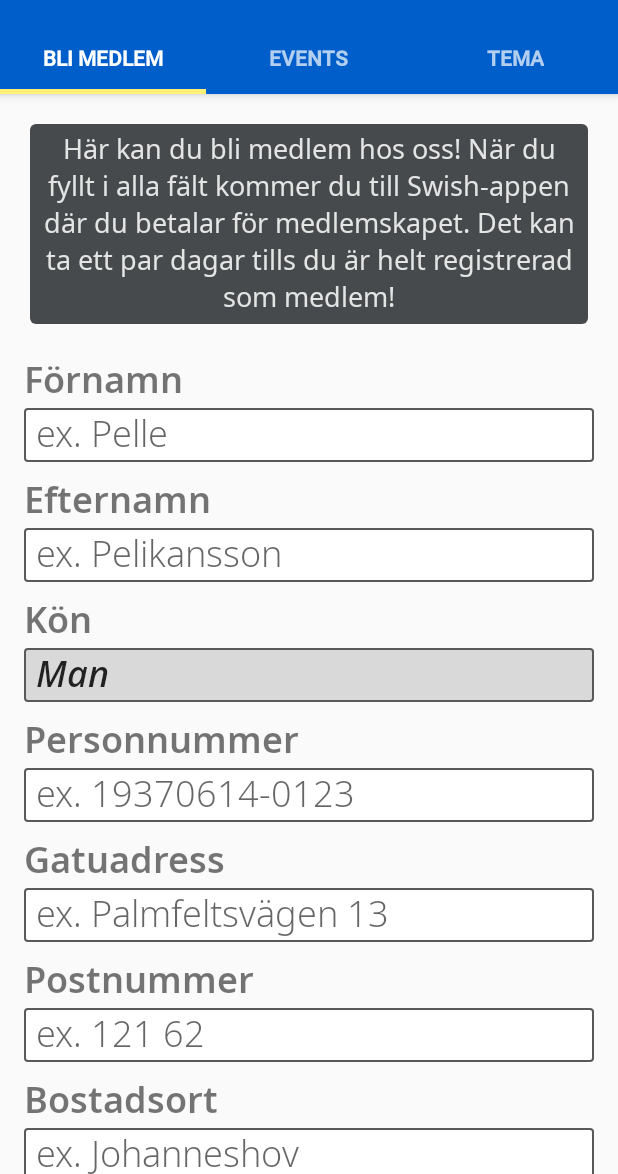
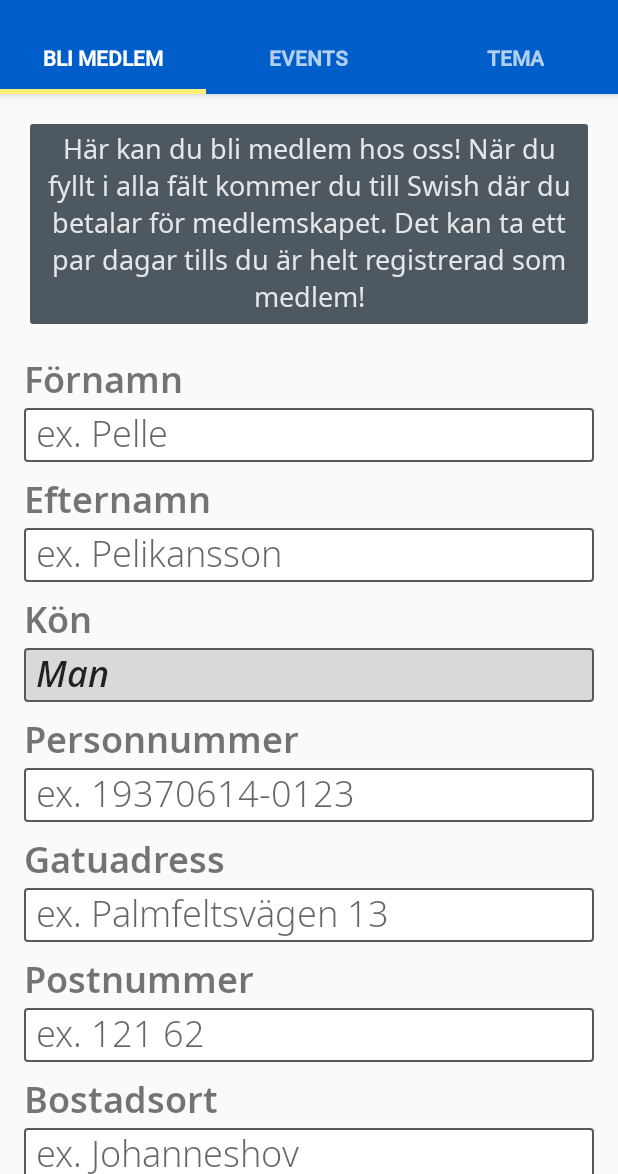
Before and after one commit to Dohmanlechx/SDUR-1.0, an Android app: the screen it shows after launch (MainActivity), after a tap on "Bakgrundsbild", on a phone screen of 412 x 824 dp, the part 62-1236 px from its top. Run offline under Robolectric (Android 15) with nearby library versions, the phone set to English and light mode, and no system bars; our stand-ins replace Firebase (no records; nobody signed in at launch, a user with empty details on screens opened directly); 3 statements that could not run were skipped.

Commit message:
Small fixes

```diff
--- a/app/src/main/java/com/dohman/sdur/MainActivity.java
+++ b/app/src/main/java/com/dohman/sdur/MainActivity.java
@@ -4,7 +4,6 @@ import android.content.ActivityNotFoundException;
 import android.content.Context;
 import android.content.Intent;
 import android.content.SharedPreferences;
-import android.content.pm.ActivityInfo;
 import android.content.pm.PackageManager;
 import android.net.Uri;
 import android.os.Bundle;
@@ -63,7 +62,7 @@ public class MainActivity extends AppCompatActivity {
         Log.d(TAG, "onCreate: Starts.");
         super.onCreate(savedInstanceState);
         setContentView(R.layout.activity_main);
-        setRequestedOrientation(ActivityInfo.SCREEN_ORIENTATION_PORTRAIT);
+//        setRequestedOrientation(ActivityInfo.SCREEN_ORIENTATION_PORTRAIT);
 
         myContext = this;
 
--- a/app/src/main/res/drawable/text_style_3.xml
+++ b/app/src/main/res/drawable/text_style_3.xml
@@ -7,8 +7,8 @@
         android:right="4dp"
         android:top="4dp">
         <shape android:shape="rectangle">
-            <corners android:radius="4dp" />
-            <solid android:color="@color/colorPrimaryGrayDark" />
+            <corners android:radius="2dp" />
+            <solid android:color="@color/colorPrimaryGray" />
         </shape>
     </item>
 
--- a/app/src/main/res/layout/tab1_membership.xml
+++ b/app/src/main/res/layout/tab1_membership.xml
@@ -191,7 +191,7 @@
             android:fontFamily="@font/notosans_light"
             android:hint="@string/hint_streetaddress"
             android:inputType="textPostalAddress"
-            android:maxLength="60"
+            android:maxLength="40"
             android:paddingLeft="8dp"
             android:paddingRight="8dp"
             android:singleLine="true"
--- a/app/src/main/res/values/strings.xml
+++ b/app/src/main/res/values/strings.xml
@@ -21,8 +21,9 @@
 
     <string name="tab_text_1">BLI MEDLEM</string>
     <string name="hinttext_name">ex. Pelle Pelikansson</string>
-    <string name="text_memberCheck">Här kan du bli medlem hos oss! När du fyllt i alla fält kommer du till Swish-appen där du betalar
-        för medlemskapet. Det kan ta ett par dagar tills du är helt registrerad som medlem!</string>
+    <string name="text_memberCheck">Här kan du bli medlem hos oss! När du fyllt i alla fält kommer du till Swish
+                                    där du betalar för medlemskapet. Det kan ta ett par dagar tills du är helt
+                                    registrerad som medlem!</string>
     <string name="button_memberCheck">Kontrollera</string>
     <string name="text_forename">Förnamn</string>
     <string name="hint_forename">ex. Pelle</string>
```
